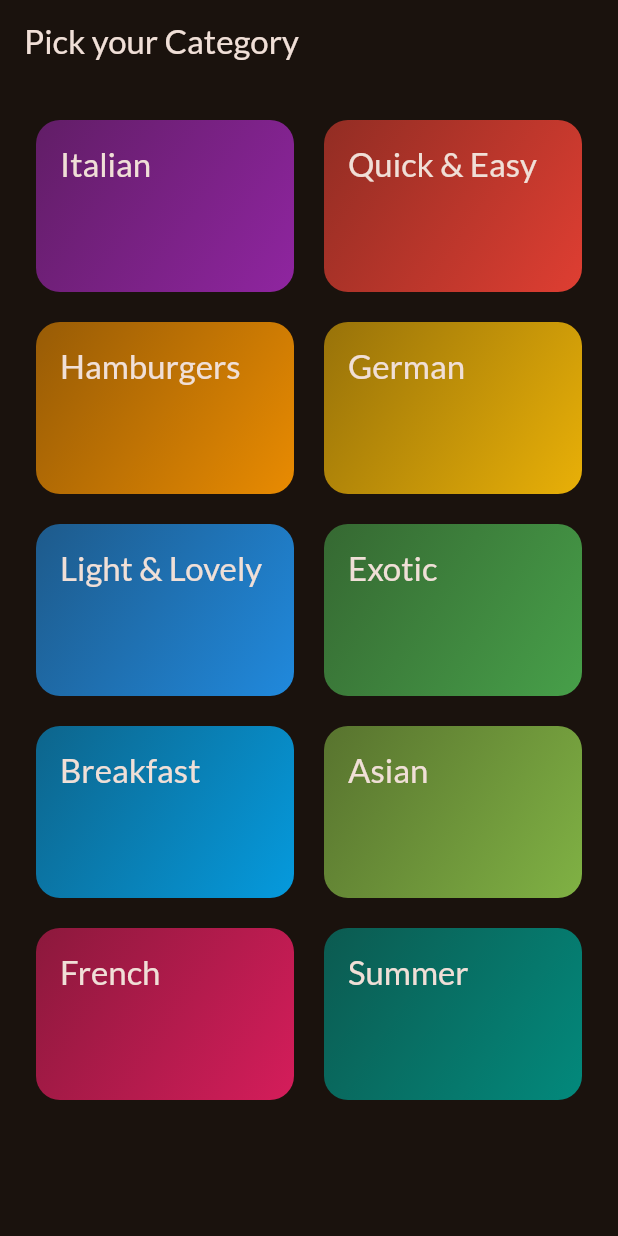
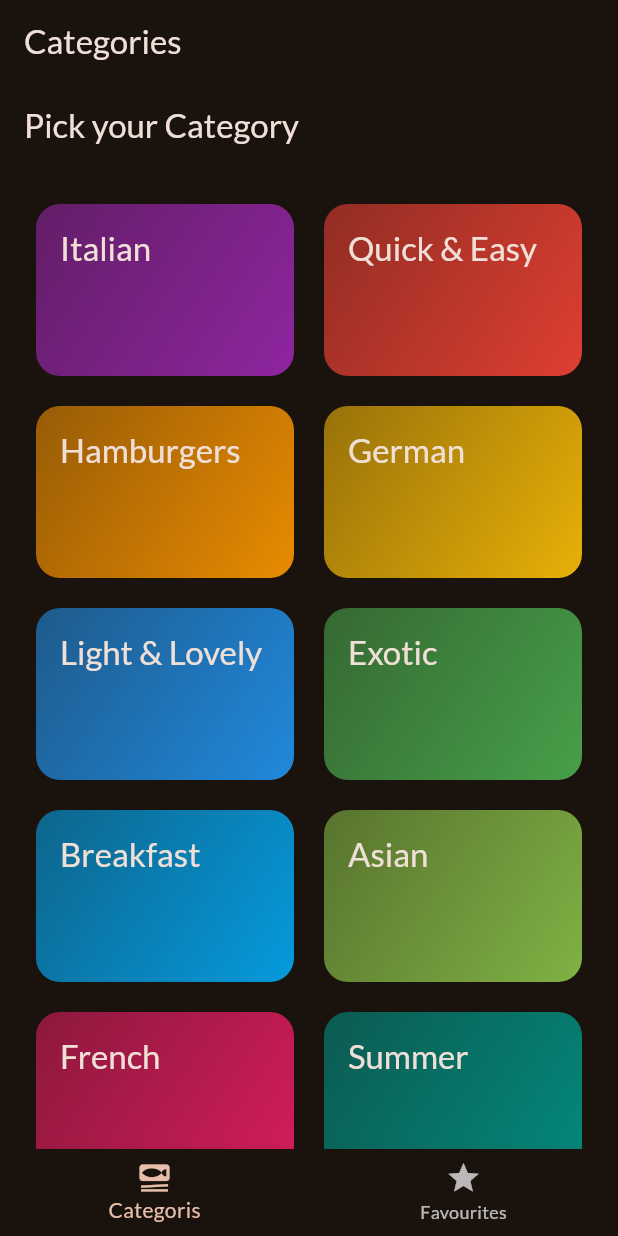
Before and after one commit to balikathapa/meals-app, a Flutter app: the screen it shows after launch, on a phone screen of 412 x 824 dp. Run offline on Flutter 3.47's test engine with Material 2 defaults, Android fonts, the phone set to English and light mode, and no system bars; our stand-ins replace google_fonts, transparent_image.

```diff
--- a/lib/main.dart
+++ b/lib/main.dart
@@ -1,8 +1,6 @@
 import 'package:flutter/material.dart';
-
 import 'package:google_fonts/google_fonts.dart';
-
-import 'package:meals/screens/categories.dart';
+import 'package:meals/screens/tabs.dart';
 
 final theme = ThemeData(
   useMaterial3: true,
@@ -24,7 +22,7 @@ class App extends StatelessWidget {
   Widget build(BuildContext context) {
     return MaterialApp(
       theme: theme,
-      home: const CategoriesScreen(), // Todo ...,
+      home: const TabScreen(), // Todo ...,
     );
   }
 }
--- /dev/null
+++ b/lib/screens/tabs.dart
@@ -0,0 +1,48 @@
+import 'package:flutter/material.dart';
+import 'package:meals/screens/categories.dart';
+import 'package:meals/screens/meals.dart';
+
+class TabScreen extends StatefulWidget {
+  const TabScreen({super.key});
+
+  @override
+  State<TabScreen> createState() {
+    return _TabScreenState();
+  }
+}
+
+class _TabScreenState extends State<TabScreen> {
+  int _selectedPageIndex = 0;
+
+  void _selectPage(int index) {
+    setState(() {
+      _selectedPageIndex = index;
+    });
+  }
+
+  @override
+  Widget build(BuildContext context) {
+    Widget activePage = const CategoriesScreen();
+    var activePageTitle= 'Categories';
+
+    if (_selectedPageIndex == 1) {
+      activePage = MealsScreen(title: 'Favourites', meals: []);
+      activePageTitle= 'Your Favourites';
+    }
+
+    return Scaffold(
+      appBar: AppBar(
+        title: Text(activePageTitle),
+      ),
+      body: activePage,
+      bottomNavigationBar: BottomNavigationBar(
+        onTap: _selectPage,
+        items: const [
+          BottomNavigationBarItem(
+              icon: Icon(Icons.set_meal), label: 'Categoris'),
+          BottomNavigationBarItem(icon: Icon(Icons.star), label: 'Favourites'),
+        ],
+      ),
+    );
+  }
+}
```
Also changed, not shown: lib/screens/meals.dart (+13 -1 lines), lib/screens/meals_details.dart (added, +73 -0 lines), lib/widgets/meal_item.dart (+13 -4 lines).
